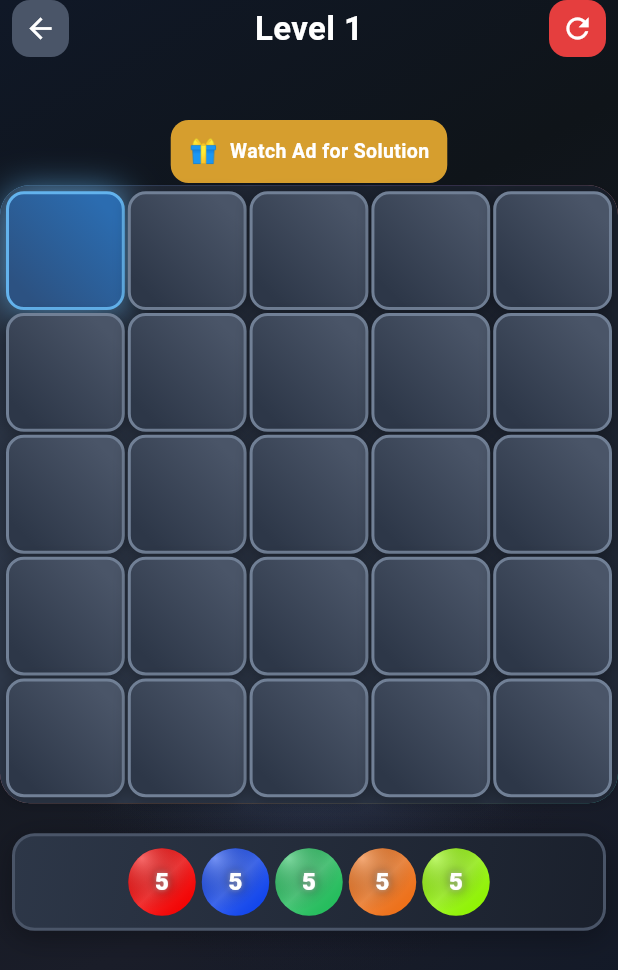
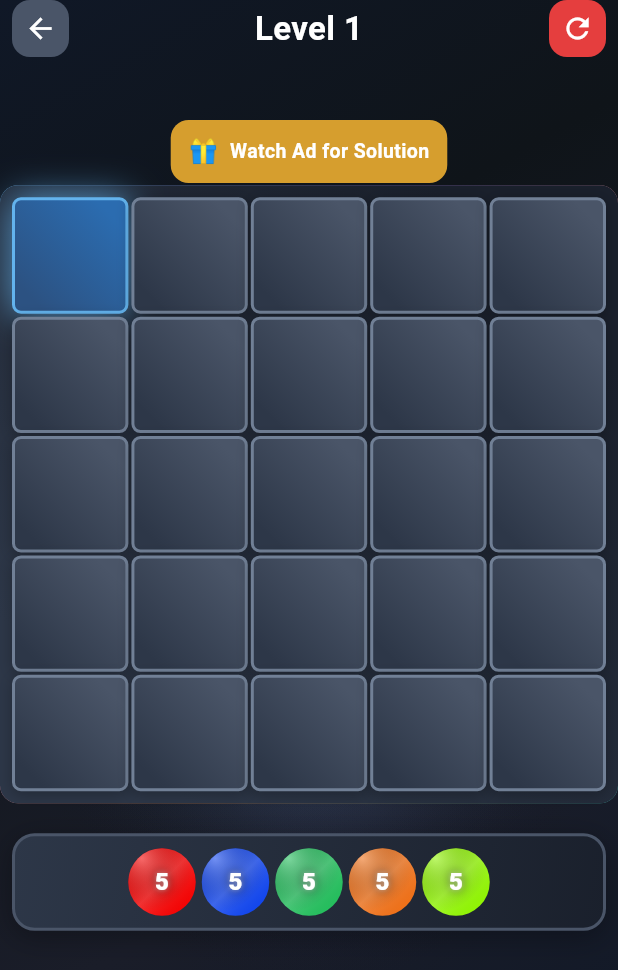
Before and after one commit to AgendeasSolution/color-sudoku, a Flutter app: the screen it shows after launch, after a tap on an icon or button, on a phone screen of 412 x 824 dp. Shown: the top 970 px of the screen. Run offline on Flutter 3.47's test engine with Material 3 defaults, Android fonts, the light colour scheme and no system bars; our stand-ins replace google_fonts, google_mobile_ads, shared_preferences; network calls fail.

Commit message:
Update grid and cell border radius for improved UI consistency
- Adjusted cellBorderRadius from 12.0 to 6.0 and gridBorderRadius from 20.0 to 12.0 in app_constants.dart for a more cohesive design.
- Modified padding in game_screen.dart to account for the updated grid configuration, enhancing layout responsiveness.

```diff
--- a/lib/constants/app_constants.dart
+++ b/lib/constants/app_constants.dart
@@ -79,8 +79,8 @@ class AppConstants {
   // Grid Configuration
   static const double gridPadding = 4.0;
   static const double cellSpacing = 2.0;
-  static const double cellBorderRadius = 12.0;
-  static const double gridBorderRadius = 20.0;
+  static const double cellBorderRadius = 6.0;
+  static const double gridBorderRadius = 12.0;
   static const double cellBorderWidth = 2.0;
 
   // Button Configuration
--- a/lib/screens/game_screen.dart
+++ b/lib/screens/game_screen.dart
@@ -646,7 +646,7 @@ class _GameScreenState extends State<GameScreen> with TickerProviderStateMixin {
               aspectRatio: 1,
               child: GradientBorderContainer(
                 key: _gridKey,
-                padding: EdgeInsets.all(ResponsiveUtils.getGridPadding(context)),
+                padding: EdgeInsets.all(ResponsiveUtils.getGridPadding(context) + 4),
                 borderRadius: AppConstants.gridBorderRadius,
                 borderWidth: AppConstants.cellBorderWidth,
                 child: GridView.builder(
```
